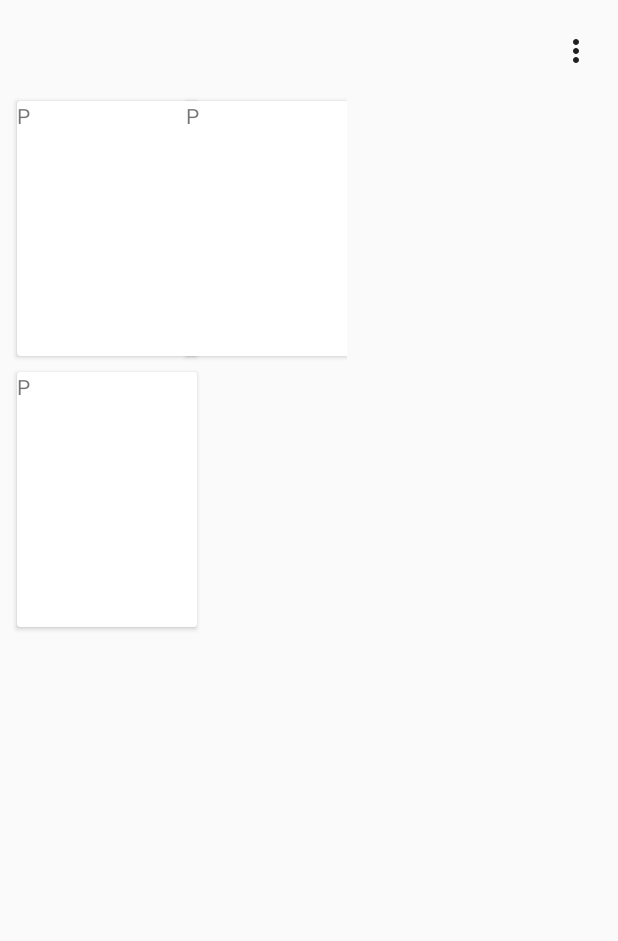
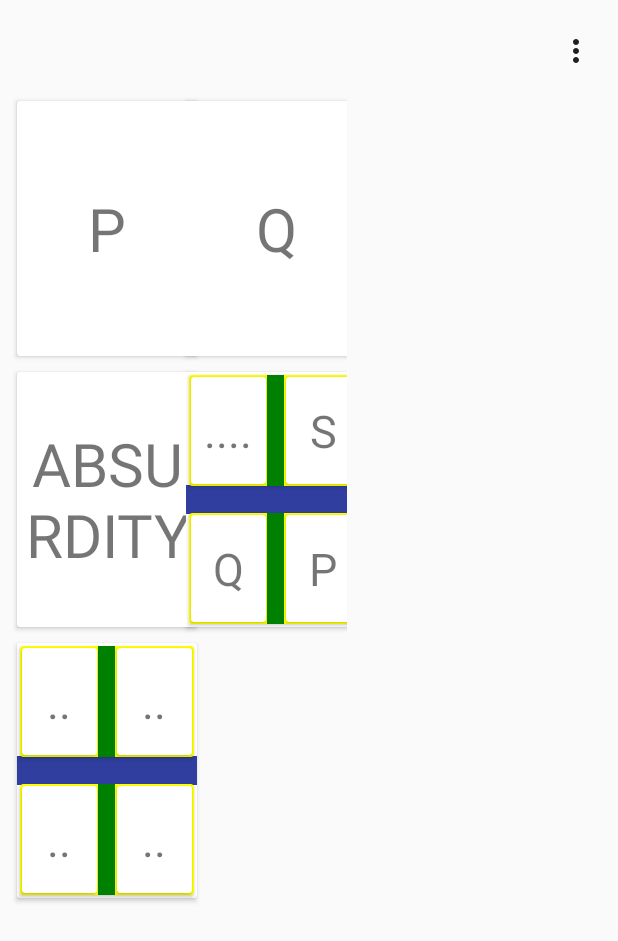
Before and after one commit to kodkirurg/DATX02-18-35, an Android app: the screen it shows after launch (Game), after a tap on "START", on a phone screen of 412 x 824 dp. Shown: the top 941 px of the screen. Run offline under Robolectric (Android 15) with nearby library versions, the phone set to English and light mode, and no system bars.

Commit message:
half of textview done

```diff
--- a/app/src/main/java/com/datx02_18_35/android/FragmentBoardCards.java
+++ b/app/src/main/java/com/datx02_18_35/android/FragmentBoardCards.java
@@ -46,10 +46,16 @@ public class FragmentBoardCards extends Fragment implements OnStartDragListener
         Expression r1 = exprFact.createProposition("R");
         Expression c4 = exprFact.createOperator(OperatorType.IMPLICATION, p1,q1);
         Expression c5 = exprFact.createOperator(OperatorType.IMPLICATION, r1,q1);
+        Expression abs = exprFact.createAbsurdity();
+
+        Expression complex = exprFact.createOperator(OperatorType.IMPLICATION, c4,c5);
+
 
         list.add(p1);
-        list.add(p1);
-        list.add(p1);
+        list.add(q1);
+        list.add(abs);
+        list.add(c5);
+        list.add(complex);
 
 
         recAdapter = new RecyclerAdapter(list);
--- a/app/src/main/java/com/datx02_18_35/android/RecyclerAdapter.java
+++ b/app/src/main/java/com/datx02_18_35/android/RecyclerAdapter.java
@@ -4,6 +4,7 @@ import android.graphics.Color;
 import android.support.v7.widget.CardView;
 import android.support.v7.widget.RecyclerView;
 import android.util.Log;
+import android.view.Gravity;
 import android.view.LayoutInflater;
 import android.view.View;
 import android.view.ViewGroup;
@@ -12,6 +13,7 @@ import android.widget.TextView;
 
 import com.datx02_18_35.lib.logicmodel.expression.Absurdity;
 import com.datx02_18_35.lib.logicmodel.expression.Expression;
+import com.datx02_18_35.lib.logicmodel.expression.Operator;
 import com.datx02_18_35.lib.logicmodel.expression.Proposition;
 
 import org.w3c.dom.Text;
@@ -109,10 +111,59 @@ public class RecyclerAdapter extends RecyclerView.Adapter<RecyclerAdapter.ViewHo
                 Log.d("test123", "test");
                 supremeParent.removeAllViews();
                 TextView text = new TextView(supremeParent.getContext());
+                text.setLayoutParams(new ViewGroup.LayoutParams(ViewGroup.LayoutParams.MATCH_PARENT,ViewGroup.LayoutParams.MATCH_PARENT));
+                text.setGravity(Gravity.CENTER);
                 text.setText(expr.toString());
+                text.setTextSize(40);
                 supremeParent.addView(text);
+                return;
             }
 
+
+
+            Operator op = (Operator) expr;
+
+            Log.d("test123",op.toString());
+
+            Expression op1 = op.getOperand1();
+            Expression op2 = op.getOperand2();
+            TextView text1 = supremeParent.findViewById(R.id.card_text_1);
+            TextView text2 = supremeParent.findViewById(R.id.card_text_2);
+            TextView text3 = supremeParent.findViewById(R.id.card_text_3);
+            TextView text4 = supremeParent.findViewById(R.id.card_text_4);
+
+
+
+
+            if((op1 instanceof Absurdity | op1 instanceof  Proposition) & (op2 instanceof Absurdity | op2 instanceof  Proposition)  ){
+                // 0 complex
+
+
+
+            }
+
+
+            /*
+            else if((op1 instanceof Operator) & ((op2 instanceof Absurdity) | (op2 instanceof Proposition))){
+                //text1 complex
+
+
+            }
+            else if( ((op1 instanceof Absurdity) | (op1 instanceof Proposition)) & (op2 instanceof Operator)  ){
+                //text2 complex
+
+
+            }
+
+            */
+            else{ //(op1 & op2) == Operators
+
+                //Use standard card and all textX complex
+                text1.setText(" .. ");
+                text2.setText(" .. ");
+                text3.setText(" .. ");
+                text4.setText(" .. ");
             }
         }
     }
+}
--- a/app/src/main/res/layout/card_view.xml
+++ b/app/src/main/res/layout/card_view.xml
@@ -30,6 +30,7 @@
             android:layout_margin="1dp">
 
             <TextView
+                android:id="@+id/card_text_2"
                 android:layout_width="match_parent"
                 android:layout_height="match_parent"
                 android:gravity="center"
@@ -45,6 +46,7 @@
             android:layout_margin="1dp">
 
             <TextView
+                android:id="@+id/card_text_1"
                 android:layout_width="match_parent"
                 android:layout_height="match_parent"
                 android:gravity="center"
@@ -88,6 +90,7 @@
             android:layout_margin="1dp">
 
             <TextView
+                android:id="@+id/card_text_3"
                 android:layout_width="match_parent"
                 android:layout_height="match_parent"
                 android:gravity="center"
@@ -103,6 +106,7 @@
             android:layout_margin="1dp">
 
             <TextView
+                android:id="@+id/card_text_4"
                 android:layout_width="match_parent"
                 android:layout_height="match_parent"
                 android:gravity="center"
```
Lines whose indentation alone changed are shown as unchanged.
